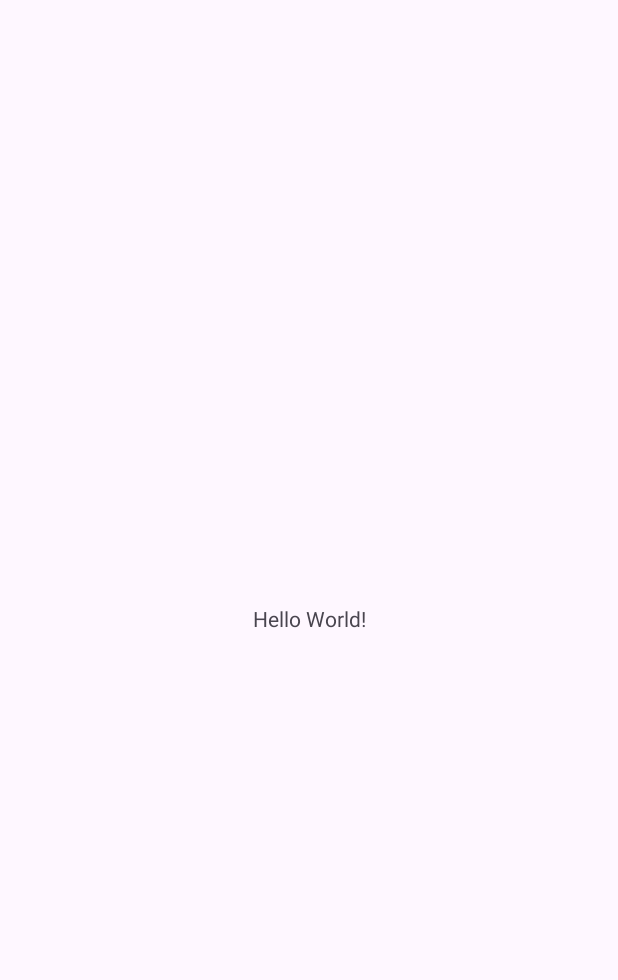
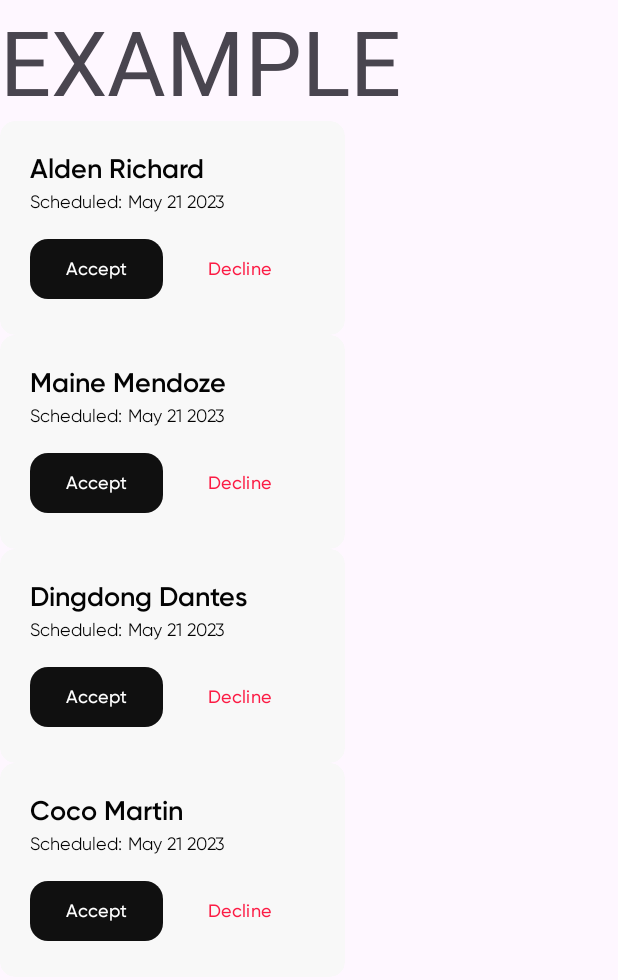
Before and after one commit to thirdygayares/Android-Studio-Java-Recyler-View, an Android app: the screen it shows after launch (MainActivity before the commit, Example after it), on a phone screen of 412 x 824 dp. Before the commit the part shown is almost empty. Shown: the top 980 px of the screen. Run offline under Robolectric (Android 15) with nearby library versions, the phone set to English and light mode, and no system bars.

Commit message:
Recyler View 100 % :)

```diff
--- a/app/build.gradle
+++ b/app/build.gradle
@@ -4,7 +4,7 @@ plugins {
 
 android {
     namespace 'com.ninebythree.fitnessfabadmin'
-    compileSdk 33
+    compileSdk 34
 
     defaultConfig {
         applicationId "com.ninebythree.fitnessfabadmin"
--- a/app/src/main/AndroidManifest.xml
+++ b/app/src/main/AndroidManifest.xml
@@ -17,6 +17,9 @@
             android:exported="false" />
         <activity
             android:name=".MainActivity"
+            android:exported="false" />
+        <activity
+            android:name=".fragment.Example"
             android:exported="true">
             <intent-filter>
                 <action android:name="android.intent.action.MAIN" />
--- /dev/null
+++ b/app/src/main/java/com/ninebythree/fitnessfabadmin/adapter/MyInterface.java
@@ -0,0 +1,7 @@
+package com.ninebythree.fitnessfabadmin.adapter;
+
+public interface MyInterface {
+
+    void onItemClick(int pos, String categories);
+
+}
--- /dev/null
+++ b/app/src/main/java/com/ninebythree/fitnessfabadmin/adapter/ScheduledAdapter.java
@@ -0,0 +1,105 @@
+package com.ninebythree.fitnessfabadmin.adapter;
+
+import android.content.Context;
+import android.view.LayoutInflater;
+import android.view.View;
+import android.view.ViewGroup;
+import android.widget.TextView;
+
+import androidx.annotation.NonNull;
+import androidx.recyclerview.widget.RecyclerView;
+
+import com.google.android.material.button.MaterialButton;
+import com.ninebythree.fitnessfabadmin.R;
+import com.ninebythree.fitnessfabadmin.model.ScheduledModel;
+
+import java.util.List;
+
+public class ScheduledAdapter extends RecyclerView.Adapter<ScheduledAdapter.ViewHolder> {
+
+    //Create interface
+    public final MyInterface myInterfaces;
+
+    //Context  ex. MainActivity.class or Homepage.class
+    Context context;
+    //Array list or list
+    List<ScheduledModel> scheduledModels;
+
+    //TODO: Create constructor
+
+
+    public ScheduledAdapter(Context context, List<ScheduledModel> scheduledModels, MyInterface myInterfaces) {
+        this.myInterfaces = myInterfaces;
+        this.context = context; //Homepage.class
+        this.scheduledModels = scheduledModels;
+    }
+
+    @NonNull
+    @Override
+    public ScheduledAdapter.ViewHolder onCreateViewHolder(@NonNull ViewGroup parent, int viewType) {
+
+        //tatawagin yung mismong recyler_items_scheduled.xml
+        LayoutInflater inflater = LayoutInflater.from(context);
+        View view = inflater.inflate(R.layout.recyler_item_scheduled, parent, false);
+
+        return new ViewHolder(view, myInterfaces);
+    }
+
+    @Override
+    public void onBindViewHolder(@NonNull ScheduledAdapter.ViewHolder holder, int position) {
+        //TODO: Set data to views
+        //Set Values to views
+        //example text
+
+        holder.txtName.setText(scheduledModels.get(position).getName());
+        holder.txtDate.setText(scheduledModels.get(position).getDate());
+
+    }
+
+    @Override
+    public int getItemCount() {
+        //TODO: Return size of array list
+        return scheduledModels.size();
+    }
+
+    public class ViewHolder extends RecyclerView.ViewHolder {
+
+        //Dito mo tatawagin yung mga ginawa nating ID sa XML
+        TextView txtName, txtDate;
+        MaterialButton btnAccept, btnDecline;
+
+        public ViewHolder(@NonNull View itemView, MyInterface myInterfaces) {
+            super(itemView);
+
+            txtName = itemView.findViewById(R.id.txtName);
+            txtDate = itemView.findViewById(R.id.txtDate);
+            btnAccept = itemView.findViewById(R.id.btnAccept);
+            btnDecline = itemView.findViewById(R.id.btnDeclined);
+
+            itemView.setOnClickListener(view -> {
+              if(myInterfaces != null) {
+                  int pos = getAdapterPosition();
+                  if(pos != RecyclerView.NO_POSITION) {
+                      myInterfaces.onItemClick(pos, "scheduled");
+                  }
+              }
+
+            });
+
+        }
+
+
+
+
+
+    }
+
+
+
+
+
+
+
+
+
+}
--- /dev/null
+++ b/app/src/main/java/com/ninebythree/fitnessfabadmin/fragment/Example.java
@@ -0,0 +1,49 @@
+package com.ninebythree.fitnessfabadmin.fragment;
+
+import androidx.appcompat.app.AppCompatActivity;
+import androidx.recyclerview.widget.LinearLayoutManager;
+import androidx.recyclerview.widget.RecyclerView;
+
+import android.os.Bundle;
+
+import com.ninebythree.fitnessfabadmin.R;
+import com.ninebythree.fitnessfabadmin.adapter.MyInterface;
+import com.ninebythree.fitnessfabadmin.adapter.ScheduledAdapter;
+import com.ninebythree.fitnessfabadmin.model.ScheduledModel;
+
+import java.util.ArrayList;
+import java.util.List;
+
+public class Example extends AppCompatActivity implements MyInterface {
+
+    private RecyclerView recyclerView;
+    private ScheduledAdapter scheduledAdapter;
+    private List<ScheduledModel> scheduledModels = new ArrayList<>();
+
+    @Override
+    protected void onCreate(Bundle savedInstanceState) {
+        super.onCreate(savedInstanceState);
+        setContentView(R.layout.activity_example);
+
+
+        //initiate UI
+        recyclerView = findViewById(R.id.recyclerView);
+
+
+        //create Data
+        scheduledModels.add(new ScheduledModel("Alden Richard", "May 21 2023"));
+        scheduledModels.add(new ScheduledModel("Maine Mendoze", "May 21 2023"));
+        scheduledModels.add(new ScheduledModel("Dingdong Dantes", "May 21 2023"));
+        scheduledModels.add(new ScheduledModel("Coco Martin", "May 21 2023"));
+
+        scheduledAdapter = new ScheduledAdapter(Example.this, scheduledModels, this);
+
+        recyclerView.setAdapter(scheduledAdapter);
+        recyclerView.setLayoutManager(new LinearLayoutManager(Example.this));
+    }
+
+    @Override
+    public void onItemClick(int pos, String categories) {
+
+    }
+}
--- a/app/src/main/java/com/ninebythree/fitnessfabadmin/fragment/Homepage.java
+++ b/app/src/main/java/com/ninebythree/fitnessfabadmin/fragment/Homepage.java
@@ -1,17 +1,54 @@
 package com.ninebythree.fitnessfabadmin.fragment;
 
 import androidx.appcompat.app.AppCompatActivity;
+import androidx.recyclerview.widget.LinearLayoutManager;
+import androidx.recyclerview.widget.RecyclerView;
 
 import android.os.Bundle;
+import android.widget.Toast;
 
 import com.ninebythree.fitnessfabadmin.R;
+import com.ninebythree.fitnessfabadmin.adapter.MyInterface;
+import com.ninebythree.fitnessfabadmin.adapter.ScheduledAdapter;
+import com.ninebythree.fitnessfabadmin.model.ScheduledModel;
 
-public class Homepage extends AppCompatActivity {
+import java.util.ArrayList;
+import java.util.List;
+
+public class Homepage extends AppCompatActivity implements MyInterface {
+
+    //call Schedule Adapter
+    ScheduledAdapter scheduledAdapter;
+
+    private List<ScheduledModel> scheduledModels = new ArrayList<>();
+
+    private RecyclerView recylerView;
 
     @Override
     protected void onCreate(Bundle savedInstanceState) {
         super.onCreate(savedInstanceState);
         setContentView(R.layout.fragment_homepage);
+
+        //connect UI
+        recylerView = findViewById(R.id.recylerView);
+
+        scheduledModels.add(new ScheduledModel("Thirdy gayares", "May 5 2023"));
+        scheduledModels.add(new ScheduledModel("Marielle Zabala", "May 8 2023"));
+        scheduledModels.add(new ScheduledModel("John Karl Santos", "May 11 2023"));
+
+        // create new instance of ScheduledAdapter
+        scheduledAdapter = new ScheduledAdapter(Homepage.this, scheduledModels, this);
+
+        //set Adapter to recycler view
+        recylerView.setAdapter(scheduledAdapter);
+        recylerView.setLayoutManager(new LinearLayoutManager(Homepage.this));
+
+    }
+
+
+    @Override
+    public void onItemClick(int pos, String categories) {
+        Toast.makeText(this, "Clicked: " + scheduledModels.get(pos).getName(), Toast.LENGTH_SHORT).show();
     }
 
 }
--- a/app/src/main/java/com/ninebythree/fitnessfabadmin/model/ScheduledModel.java
+++ b/app/src/main/java/com/ninebythree/fitnessfabadmin/model/ScheduledModel.java
@@ -2,4 +2,20 @@ package com.ninebythree.fitnessfabadmin.model;
 
 public class ScheduledModel {
 
+    String name;
+    String date;
+
+    public ScheduledModel(String name, String date) {
+        this.name = name;
+        this.date = date;
+    }
+
+    public String getName() {
+        return name;
+    }
+
+    public String getDate() {
+        return date;
+    }
+
 }
--- /dev/null
+++ b/app/src/main/res/layout/activity_example.xml
@@ -0,0 +1,25 @@
+<?xml version="1.0" encoding="utf-8"?>
+<LinearLayout xmlns:android="http://schemas.android.com/apk/res/android"
+    xmlns:app="http://schemas.android.com/apk/res-auto"
+    xmlns:tools="http://schemas.android.com/tools"
+    android:layout_width="match_parent"
+    android:layout_height="match_parent"
+    android:orientation="vertical"
+    tools:context=".fragment.Example">
+
+
+    <TextView
+        android:layout_width="wrap_content"
+        android:layout_height="wrap_content"
+        android:text="EXAMPLE"
+        android:textSize="60sp"
+        />
+
+    <androidx.recyclerview.widget.RecyclerView
+        android:id="@+id/recyclerView"
+        android:layout_width="wrap_content"
+        android:layout_height="wrap_content"
+        />
+
+
+</LinearLayout>
```
